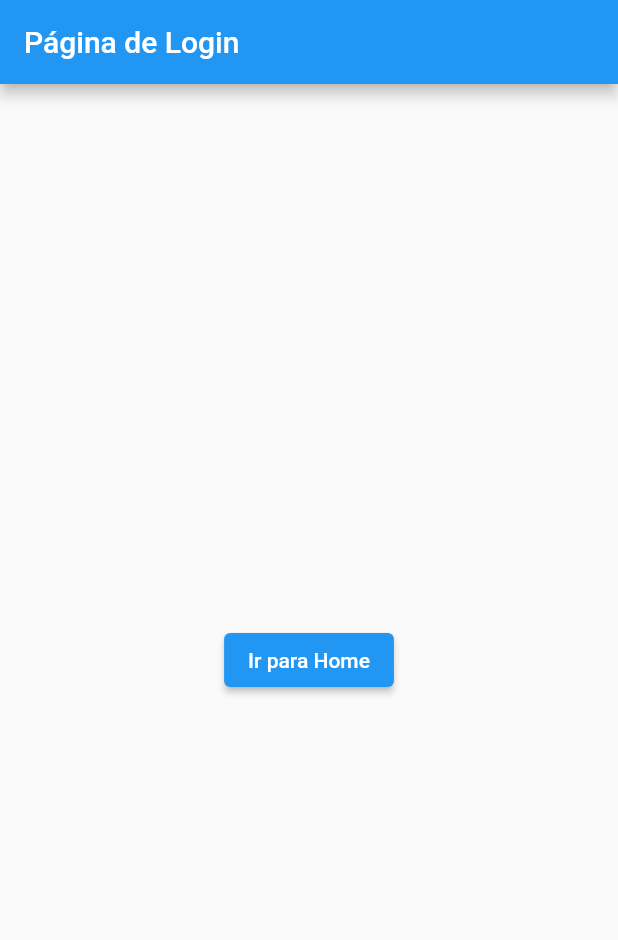
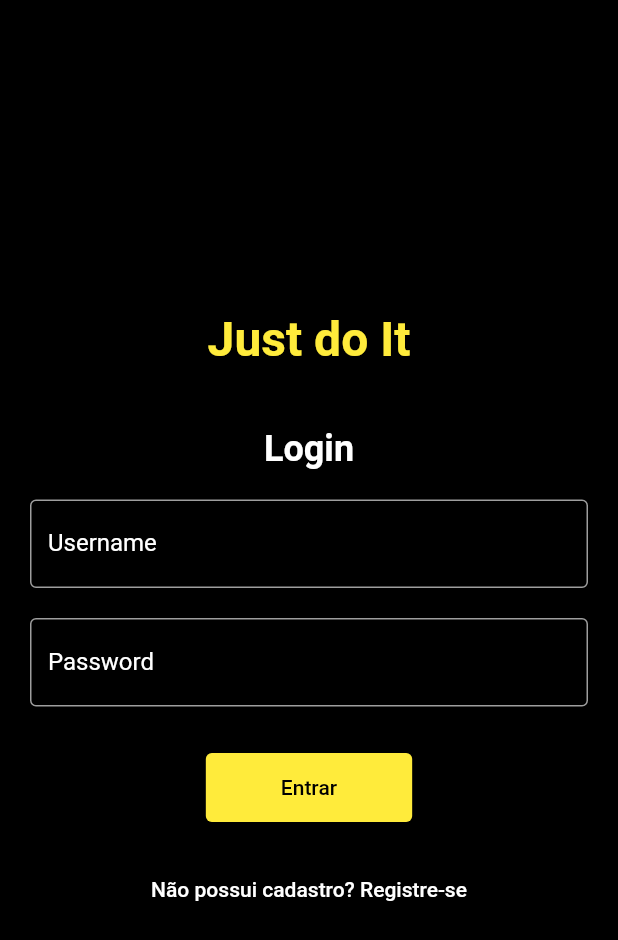
Before and after one commit to Pareidollya/app, a Flutter app: the screen it shows after launch, on a phone screen of 412 x 824 dp. Shown: the top 940 px of the screen. Run offline on Flutter 3.47's test engine with Material 2 defaults, Android fonts, the phone set to English and light mode, and no system bars.

Commit message:
tela login

```diff
--- a/lib/pages/login.dart
+++ b/lib/pages/login.dart
@@ -1,18 +1,87 @@
 import 'package:flutter/material.dart';
 
-class LoginPage extends StatelessWidget {
+class LoginPage extends StatefulWidget {
+  @override
+  _LoginPageState createState() => _LoginPageState();
+}
+
+class _LoginPageState extends State<LoginPage> {
   @override
   Widget build(BuildContext context) {
     return Scaffold(
-      appBar: AppBar(
-        title: Text('Página de Login'),
-      ),
-      body: Center(
-        child: ElevatedButton(
-          onPressed: () {
-            Navigator.pushNamed(context, '/home');
-          },
-          child: Text('Ir para Home'),
+      backgroundColor: Colors.black,
+      body: Padding(
+        padding: const EdgeInsets.all(20.0),
+        child: Column(
+          mainAxisAlignment: MainAxisAlignment.center,
+          children: [
+            Text(
+              "Just do It",
+              style: TextStyle(
+                color: Colors.yellow,
+                fontSize: 32,
+                fontWeight: FontWeight.bold,
+              ),
+            ),
+            SizedBox(height: 40),
+            Text(
+              "Login",
+              style: TextStyle(
+                color: Colors.white,
+                fontSize: 24,
+                fontWeight: FontWeight.bold,
+              ),
+            ),
+            SizedBox(height: 20),
+            TextField(
+              decoration: InputDecoration(
+                labelText: "Username",
+                labelStyle: TextStyle(color: Colors.white),
+                enabledBorder: OutlineInputBorder(
+                  borderSide: BorderSide(color: Colors.grey, width: 1.0),
+                  borderRadius: BorderRadius.circular(4.0),
+                ),
+                focusedBorder: OutlineInputBorder(
+                  borderSide: BorderSide(color: Colors.blue, width: 2.0),
+                  borderRadius: BorderRadius.circular(4.0),
+                ),
+              ),
+            ),
+            SizedBox(height: 20),
+            TextField(
+              decoration: InputDecoration(
+                labelText: "Password",
+                labelStyle: TextStyle(color: Colors.white),
+                enabledBorder: OutlineInputBorder(
+                  borderSide: BorderSide(color: Colors.grey, width: 1.0),
+                  borderRadius: BorderRadius.circular(4.0),
+                ),
+                focusedBorder: OutlineInputBorder(
+                  borderSide: BorderSide(color: Colors.blue, width: 2.0),
+                  borderRadius: BorderRadius.circular(4.0),
+                ),
+              ),
+              obscureText: true,
+            ),
+            SizedBox(height: 30),
+            ElevatedButton(
+              onPressed: () {},
+              style: ElevatedButton.styleFrom(
+                primary: Colors.yellow,
+                onPrimary: Colors.black,
+                padding: EdgeInsets.symmetric(horizontal: 50, vertical: 15),
+              ),
+              child: Text("Entrar"),
+            ),
+            SizedBox(height: 20),
+            TextButton(
+              onPressed: () {},
+              child: Text(
+                "Não possui cadastro? Registre-se",
+                style: TextStyle(color: Colors.white),
+              ),
+            ),
+          ],
         ),
       ),
     );
```
